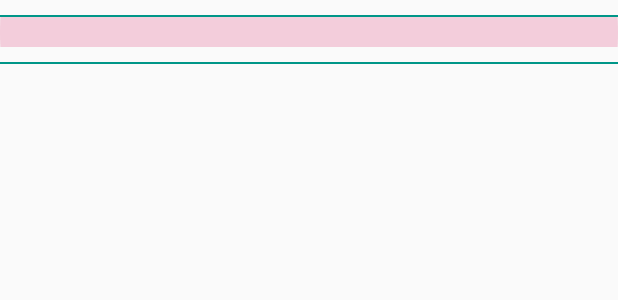
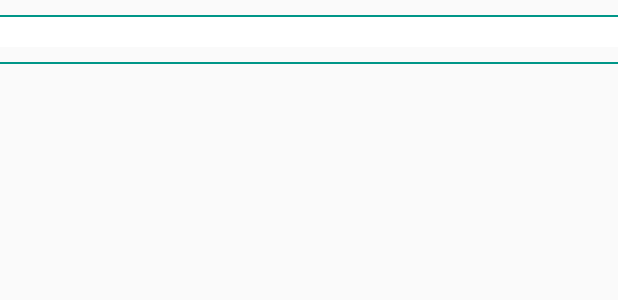
Before and after one commit to sangeetagupta2068/UdacityPopularMoviesAppStage2, an Android app: the layout trailer_review_layout.xml on its own in the app's theme, with its tools: preview values and no code run, on a phone screen of 412 x 824 dp. Shown: the top 300 px of the screen. Run offline under Robolectric (Android 15) with nearby library versions, the phone set to English and light mode, and no system bars.

Commit message:
4 commit

```diff
--- a/app/src/main/java/com/example/udacitypopularmoviesappstage2/MainActivity.java
+++ b/app/src/main/java/com/example/udacitypopularmoviesappstage2/MainActivity.java
@@ -116,6 +116,7 @@ public class MainActivity extends AppCompatActivity implements MovieAdapter.Movi
             MainActivity.movies.clear();
             if (MainActivity.favourite_movies.size() == 0) {
                 textView.setText("No favourite movies added!");
+                progressBar.setVisibility(View.INVISIBLE);
                 textView.setVisibility(View.VISIBLE);
                 movieRecyclerView.setVisibility(View.INVISIBLE);
                 return;
--- a/app/src/main/res/drawable/custom_ripple.xml
+++ b/app/src/main/res/drawable/custom_ripple.xml
@@ -1,7 +1,9 @@
 <?xml version="1.0" encoding="utf-8"?>
-<ripple xmlns:android="http://schemas.android.com/apk/res/android"
-    android:color="@color/colorAccent">
-    <item
-        android:id="@android:id/mask"
-        android:drawable="@android:color/white" />
-</ripple>
+<selector xmlns:android="http://schemas.android.com/apk/res/android">
+
+    <item android:drawable="@color/colorPrimaryLight" android:state_pressed="true" />
+    <item android:drawable="@color/colorPrimaryLight" android:state_activated="true" />
+    <item android:drawable="@color/colorPrimaryLight" android:state_selected="true" />
+    <item android:drawable="@android:color/background_light" />
+
+</selector>
--- a/app/src/main/res/values/colors.xml
+++ b/app/src/main/res/values/colors.xml
@@ -1,6 +1,7 @@
 <?xml version="1.0" encoding="utf-8"?>
 <resources>
     <color name="colorPrimary">#008577</color>
+    <color name="colorPrimaryLight">#D0F0C0</color>
     <color name="colorPrimaryDark">#00574B</color>
     <color name="colorAccent">#D81B60</color>
     <color name="colorBlack">#000000</color>
```
